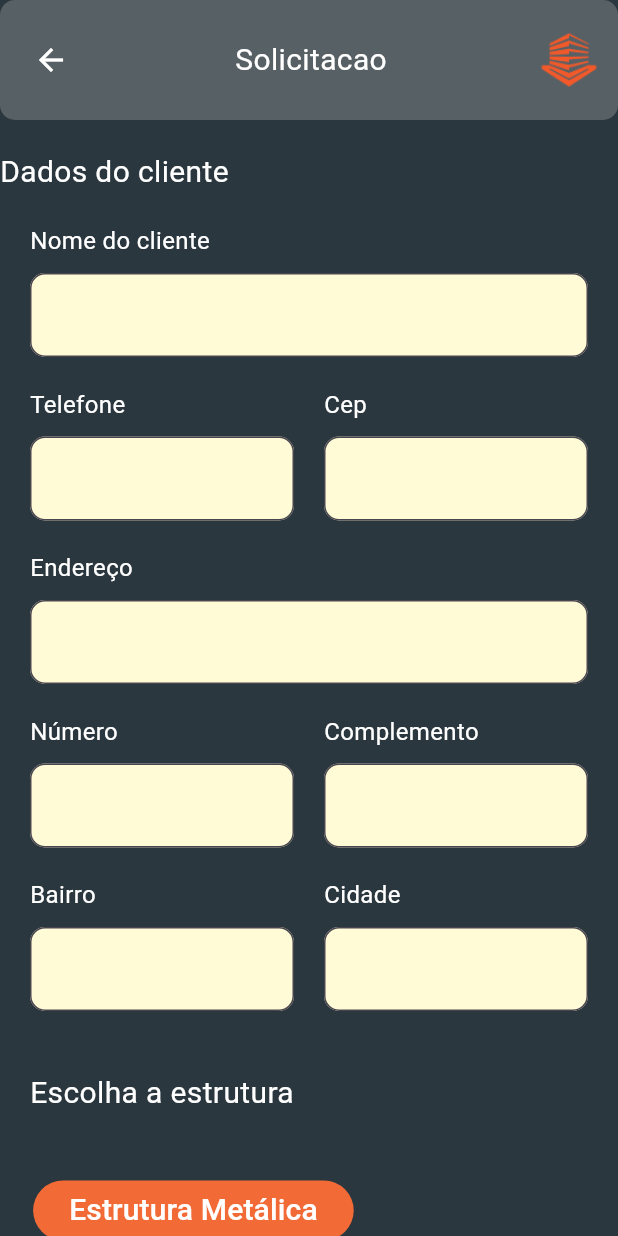
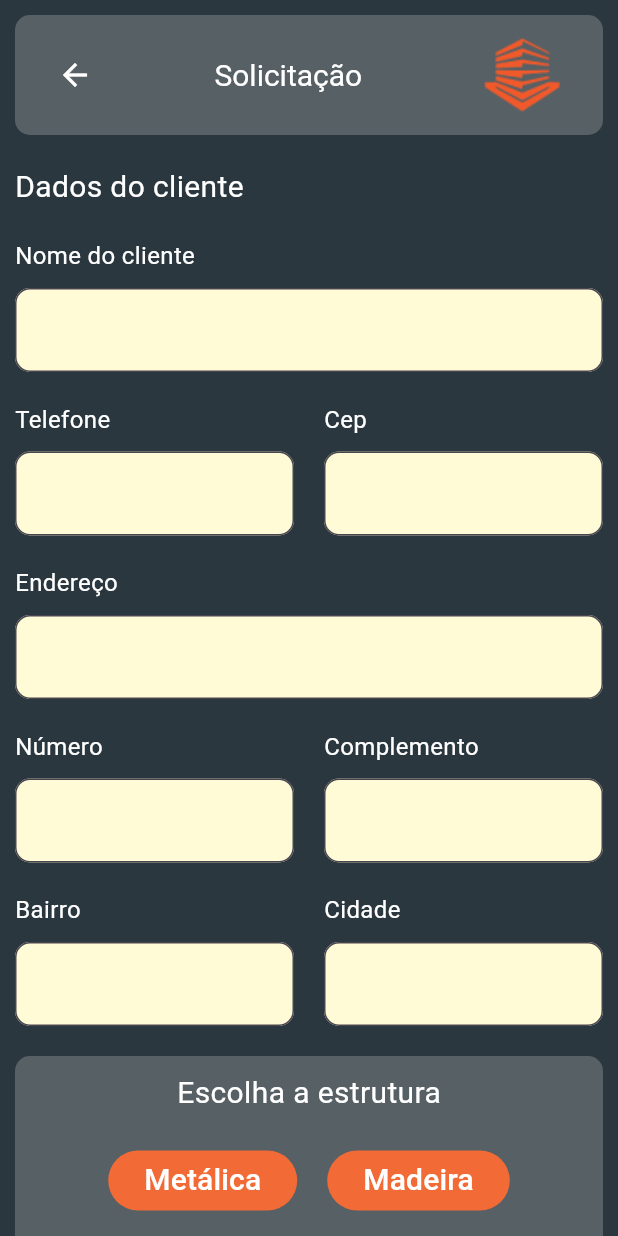
Before and after one commit to daniel-urbaneki-fag/exeke-vista-mobile-flutter, a Flutter app: the screen it shows after launch, after a tap on "Nova Solicitação", on a phone screen of 412 x 824 dp. Run offline on Flutter 3.47's test engine with Material 3 defaults, Android fonts, the phone set to English and light mode, and no system bars; missing offline and left inert: camera_camera; network calls fail.

Commit message:
Arrumando navbar e componentes.

```diff
--- a/lib/components/CustomButton.dart
+++ b/lib/components/CustomButton.dart
@@ -13,12 +13,12 @@ class CustomButton extends StatelessWidget {
   @override
   Widget build(BuildContext context) {
     return Padding(
-        padding: EdgeInsets.all(10),
+        padding: const EdgeInsets.all(10),
         child: ElevatedButton(
           style: ElevatedButton.styleFrom(backgroundColor: color, elevation: 0),
           child: Text.rich(
             TextSpan(text: nameLabelButton),
-            style: TextStyle(
+            style: const TextStyle(
                 fontSize: 20, color: Color.fromRGBO(255, 255, 255, 1)),
           ),
           onPressed: () {
--- a/lib/components/CustomNavBar.dart
+++ b/lib/components/CustomNavBar.dart
@@ -1,38 +1,41 @@
 import 'package:flutter/material.dart';
 
-class CustomNavBar extends StatelessWidget {
+class CustomNavBar extends StatelessWidget implements PreferredSizeWidget {
   const CustomNavBar({super.key, required this.currentPage, this.isHome = ""});
   final String currentPage;
   final String isHome;
 
   @override
   Widget build(BuildContext context) {
-    return Positioned(
+    return Padding(
+      padding: EdgeInsets.all(10),
       child: Container(
-        height: 80,
           decoration: const BoxDecoration(
               color: Color.fromRGBO(196, 196, 196, 0.289),
               borderRadius: BorderRadius.all(Radius.circular(10))),
-        child: Padding(
-            padding: EdgeInsets.all(10),
-            child: isHome == "home"
+          child: AppBar(
+              backgroundColor: Colors.transparent,
+              toolbarHeight: 100,
+              elevation: 0,
+              automaticallyImplyLeading: false,
+              title: isHome == "home"
                   ? Row(
                       crossAxisAlignment: CrossAxisAlignment.center,
                       mainAxisAlignment: MainAxisAlignment.spaceBetween,
                       children: [
-                      Image(
+                        const Image(
                             image: AssetImage('src/images/icone-exeke-png.png'),
                             height: 100),
                         Text.rich(
                           TextSpan(text: currentPage),
-                        style: TextStyle(
+                          style: const TextStyle(
                               fontSize: 20,
                               color: Color.fromRGBO(255, 255, 255, 1)),
                         ),
                         ElevatedButton(
                           style: ElevatedButton.styleFrom(
                               backgroundColor:
-                                Color.fromRGBO(196, 196, 196, 0.289),
+                                  const Color.fromRGBO(196, 196, 196, 0.289),
                               elevation: 0),
                           child: const Text.rich(
                             TextSpan(text: "Menu"),
@@ -49,7 +52,7 @@ class CustomNavBar extends StatelessWidget {
                       mainAxisAlignment: MainAxisAlignment.spaceBetween,
                       children: [
                           IconButton(
-                          icon: Icon(Icons.arrow_back),
+                            icon: const Icon(Icons.arrow_back),
                             color: Colors.white,
                             onPressed: () {
                               Navigator.of(context).pop();
@@ -57,15 +60,18 @@ class CustomNavBar extends StatelessWidget {
                           ),
                           Text.rich(
                             TextSpan(text: currentPage),
-                          style: TextStyle(
+                            style: const TextStyle(
                                 fontSize: 20,
                                 color: Color.fromRGBO(255, 255, 255, 1)),
                           ),
-                        Image(
-                            image: AssetImage('src/images/icone-exeke-png.png'),
+                          const Image(
+                              image:
+                                  AssetImage('src/images/icone-exeke-png.png'),
                               height: 100),
-                      ])),
-      ),
+                        ]))),
     );
   }
+
+  @override
+  Size get preferredSize => const Size.fromHeight(100);
 }
--- /dev/null
+++ b/lib/components/CustomTextLabelInput.dart
@@ -0,0 +1,35 @@
+import 'package:flutter/material.dart';
+
+class TextLabelInput extends StatelessWidget {
+  const TextLabelInput({Key? key, required this.nameLabel}) : super(key: key);
+  final String nameLabel;
+
+  @override
+  Widget build(BuildContext context) {
+    return Expanded(
+        flex: 2,
+        child: Container(
+            child: Padding(
+          padding: const EdgeInsets.all(10),
+          child:
+              Column(crossAxisAlignment: CrossAxisAlignment.start, children: [
+            Padding(
+                padding: const EdgeInsets.only(bottom: 10),
+                child: Text.rich(
+                  TextSpan(text: nameLabel),
+                  style: const TextStyle(
+                      fontSize: 16, color: Color.fromRGBO(255, 255, 255, 1)),
+                )),
+            const TextField(
+              style: TextStyle(fontSize: 16),
+              decoration: InputDecoration(
+                fillColor: Color.fromRGBO(255, 251, 214, 1),
+                filled: true,
+                border: OutlineInputBorder(
+                    borderRadius: BorderRadius.all(Radius.circular(10))),
+              ),
+            ),
+          ]),
+        )));
+  }
+}
--- a/lib/main.dart
+++ b/lib/main.dart
@@ -10,7 +10,7 @@ class MyApp extends StatelessWidget {
 
   @override
   Widget build(BuildContext context) {
-    return MaterialApp(
+    return const MaterialApp(
       title: 'Exeke Vista',
       debugShowCheckedModeBanner: false,
       home: App(),
--- a/lib/pages/home.dart
+++ b/lib/pages/home.dart
@@ -16,14 +16,17 @@ class HomeState extends State<Home> {
   Widget build(BuildContext context) {
     return SafeArea(
       child: Scaffold(
-          backgroundColor: Color.fromRGBO(43, 55, 63, 1),
+          backgroundColor: const Color.fromRGBO(43, 55, 63, 1),
+          appBar: const CustomNavBar(
+            currentPage: "Home",
+            isHome: "home",
+          ),
           body: Stack(
             children: [
-              CustomNavBar(currentPage: "Home", isHome: "home"),
               SingleChildScrollView(
-                child: Column(children: [
-                  Padding(
-                      padding: EdgeInsets.all(10),
+                child: Center(
+                    child: Padding(
+                        padding: const EdgeInsets.only(top: 0),
                         child: Column(
                           children: [
                             CustomButton(
@@ -32,7 +35,8 @@ class HomeState extends State<Home> {
                                 Navigator.push(
                                   context,
                                   MaterialPageRoute(
-                                    builder: (context) => const Solicitacao()),
+                                      builder: (context) =>
+                                          const Solicitacao()),
                                 );
                               },
                             ),
@@ -48,8 +52,7 @@ class HomeState extends State<Home> {
                               },
                             ),
                           ],
-                      ))
-                ]),
+                        ))),
               ),
             ],
           )),
--- a/lib/pages/solicitacao.dart
+++ b/lib/pages/solicitacao.dart
@@ -2,7 +2,7 @@ import 'package:flutter/material.dart';
 import 'package:exekevistaapp/components/CustomButton.dart';
 import 'package:exekevistaapp/components/CustomNavBar.dart';
 import 'package:exekevistaapp/pages/estrutura.dart';
-import 'package:exekevistaapp/components/TextLabelInput.dart';
+import 'package:exekevistaapp/components/CustomTextLabelInput.dart';
 
 class Solicitacao extends StatefulWidget {
   const Solicitacao({super.key});
@@ -16,16 +16,13 @@ class SolicitacaoState extends State<Solicitacao> {
   Widget build(BuildContext context) {
     return SafeArea(
       child: Scaffold(
-          backgroundColor: Color.fromRGBO(43, 55, 63, 1),
-          body: Stack(
-            children: [
-              CustomNavBar(currentPage: "Solicitacao"),
-              SingleChildScrollView(
-                child: Column(
-                    crossAxisAlignment: CrossAxisAlignment.start,
-                    children: [
-                      Padding(
-                        padding: EdgeInsets.only(top: 100),
+          backgroundColor: const Color.fromRGBO(43, 55, 63, 1),
+          appBar: const CustomNavBar(currentPage: "Solicitação"),
+          body: SingleChildScrollView(
+            child:
+                Column(crossAxisAlignment: CrossAxisAlignment.start, children: [
+              const Padding(
+                padding: EdgeInsets.all(10),
                 child: Column(
                   crossAxisAlignment: CrossAxisAlignment.start,
                   children: [
@@ -38,8 +35,8 @@ class SolicitacaoState extends State<Solicitacao> {
                   ],
                 ),
               ),
-                      Padding(
-                        padding: EdgeInsets.all(10),
+              const Padding(
+                padding: EdgeInsets.all(0),
                 child: Column(
                   crossAxisAlignment: CrossAxisAlignment.start,
                   children: [
@@ -75,9 +72,18 @@ class SolicitacaoState extends State<Solicitacao> {
                 ),
               ),
               Padding(
-                        padding: EdgeInsets.all(20),
+                padding: const EdgeInsets.all(10),
+                child: Container(
+                  width: double.infinity,
+                  decoration: const BoxDecoration(
+                      color: Color.fromRGBO(196, 196, 196, 0.289),
+                      borderRadius: BorderRadius.all(Radius.circular(10))),
                   child: Column(
-                          crossAxisAlignment: CrossAxisAlignment.start,
+                    crossAxisAlignment: CrossAxisAlignment.center,
+                    children: [
+                      const Padding(
+                        padding: EdgeInsets.all(10),
+                        child: Column(
                           children: [
                             Text.rich(
                               TextSpan(text: "Escolha a estrutura"),
@@ -88,50 +94,53 @@ class SolicitacaoState extends State<Solicitacao> {
                           ],
                         ),
                       ),
-                      Padding(
-                        padding: EdgeInsets.all(10),
-                        child: Column(
+                      Row(
                         crossAxisAlignment: CrossAxisAlignment.center,
+                        mainAxisAlignment: MainAxisAlignment.center,
                         children: [
                           CustomButton(
-                              nameLabelButton: "Estrutura Metálica",
-                              color: Color.fromRGBO(242, 106, 53, 1),
+                            nameLabelButton: "Metálica",
+                            color: const Color.fromRGBO(242, 106, 53, 1),
                             navigationFunction: (context) {
                               Navigator.push(
                                 context,
                                 MaterialPageRoute(
-                                      builder: (context) => const Estrutura()),
+                                    builder: (context) => const Estrutura(
+                                        nameEstruct: "Estrutura Metálica")),
                               );
                             },
                           ),
                           CustomButton(
-                              nameLabelButton: "Estrutura Madeira",
-                              color: Color.fromRGBO(242, 106, 53, 1),
+                            nameLabelButton: "Madeira",
+                            color: const Color.fromRGBO(242, 106, 53, 1),
                             navigationFunction: (context) {
                               Navigator.push(
                                 context,
                                 MaterialPageRoute(
-                                      builder: (context) => const Estrutura()),
-                                );
-                              },
-                            ),
-                            CustomButton(
-                              nameLabelButton: "Estrutura Concreto",
-                              color: Color.fromRGBO(242, 106, 53, 1),
-                              navigationFunction: (context) {
-                                Navigator.push(
-                                  context,
-                                  MaterialPageRoute(
-                                      builder: (context) => const Estrutura()),
+                                    builder: (context) => const Estrutura(
+                                        nameEstruct: "Estrutura Madeira")),
                               );
                             },
                           ),
                         ],
                       ),
+                      CustomButton(
+                        nameLabelButton: "Concreto",
+                        color: const Color.fromRGBO(242, 106, 53, 1),
+                        navigationFunction: (context) {
+                          Navigator.push(
+                            context,
+                            MaterialPageRoute(
+                                builder: (context) => const Estrutura(
+                                    nameEstruct: "Estrutura Concreto")),
+                          );
+                        },
+                      ),
+                    ],
+                  ),
+                ),
               )
             ]),
-              ),
-            ],
           )),
     );
   }
--- a/lib/pages/tirar-foto.dart
+++ b/lib/pages/tirar-foto.dart
@@ -33,11 +33,11 @@ class TirarFotoState extends State<TirarFoto> {
       backgroundColor: Colors.black,
       body: GridView.builder(
         gridDelegate:
-            SliverGridDelegateWithFixedCrossAxisCount(crossAxisCount: 2),
+            const SliverGridDelegateWithFixedCrossAxisCount(crossAxisCount: 2),
         itemCount: photos.length,
         itemBuilder: (_, index) => Padding(
           padding: const EdgeInsets.all(8.0),
-          child: Container(
+          child: SizedBox(
             width: size.width,
             child: kIsWeb
                 ? Image.network(photos[index].path)
@@ -50,7 +50,7 @@ class TirarFotoState extends State<TirarFoto> {
       ),
       floatingActionButton: FloatingActionButton(
         onPressed: openCamera,
-        child: Icon(Icons.camera_alt),
+        child: const Icon(Icons.camera_alt),
       ),
     );
   }
```
Also changed, not shown: lib/pages/estrutura.dart (+19 -8 lines), lib/pages/login.dart (+14 -14 lines). Lines whose indentation alone changed are shown as unchanged.
